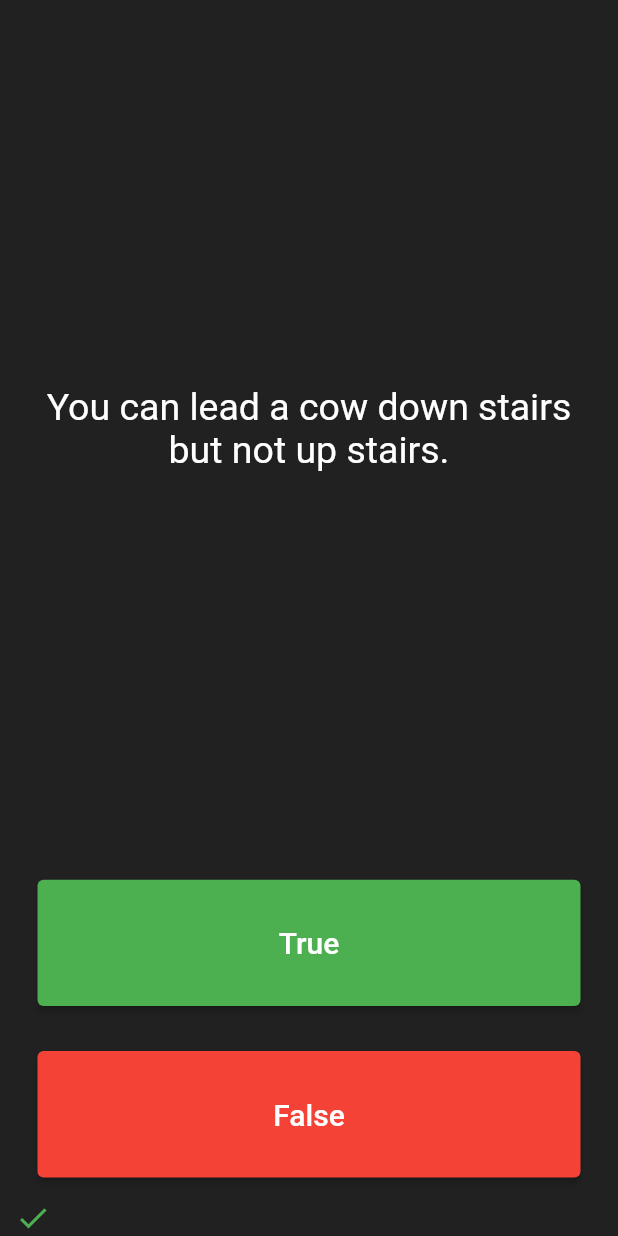
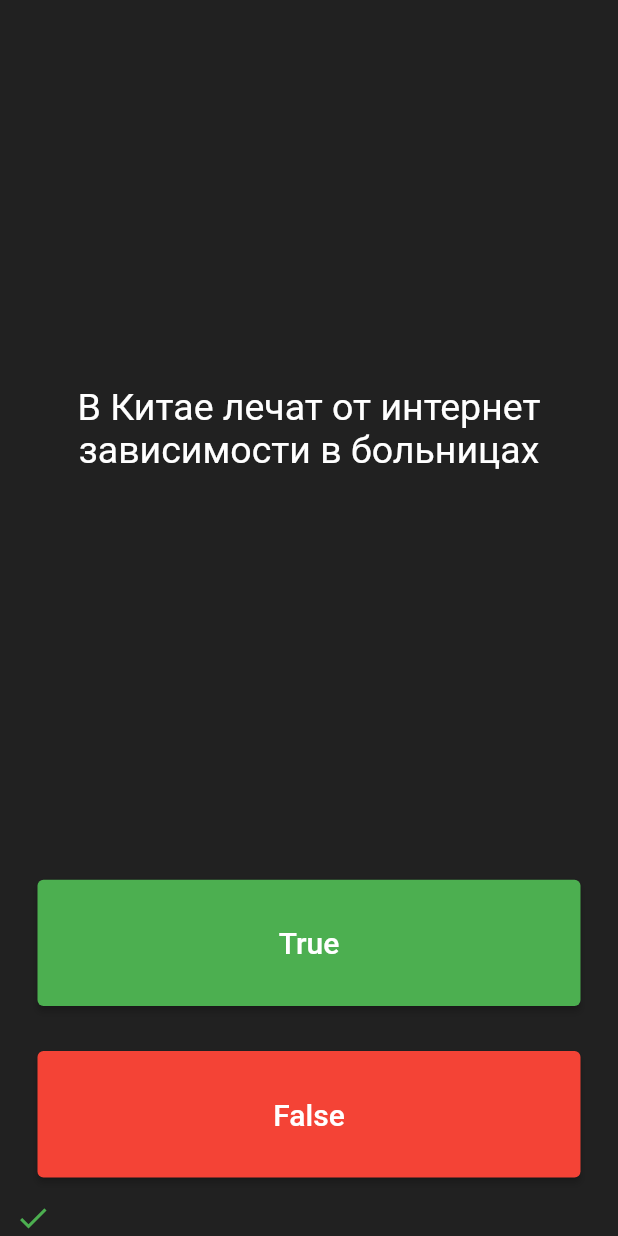
Before and after one commit to fobf/quizler, a Flutter app: the screen it shows after launch, after a tap on "True", on a phone screen of 412 x 824 dp. Run offline on Flutter 3.47's test engine with Material 2 defaults, Android fonts, the phone set to English and light mode, and no system bars; our stand-ins replace rflutter_alert.

Commit message:
translate to russian and show results

```diff
--- a/lib/main.dart
+++ b/lib/main.dart
@@ -43,17 +43,17 @@ class _QuizPageState extends State<QuizPage> {
       if (quizBrain.isFinished()) {
         Alert(
           context: context,
-          title: "Finished!",
+          title: "Конец!",
           content: Column(
             children: <Widget>[
               Text(
-                  'You have $rightAnswer right answers and $wrongAnswer wrong answers.'),
+                  "У вас $rightAnswer правильных ответов и $wrongAnswer неправильных ответов."),
             ],
           ),
           buttons: [
             DialogButton(
               child: Text(
-                "Restart",
+                "Еще раз!",
                 style: TextStyle(color: Colors.white, fontSize: 20),
               ),
               onPressed: () => Navigator.pop(context),
--- a/lib/quiz_brain.dart
+++ b/lib/quiz_brain.dart
@@ -2,37 +2,33 @@ import 'question.dart';
 import 'dart:core';
 
 class QuizBrain {
-  //initialise correct and incorrect answers
   int _questionNumber = 0;
-  // int rightAnswer = 0;
-  // int wrongAnswer = 0;
 
   List<Question> _questionBank = [
-    Question('Some cats are actually allergic to humans', true),
-    Question('You can lead a cow down stairs but not up stairs.', false),
-    Question('Approximately one quarter of human bones are in the feet.', true),
-    Question('A slug\'s blood is green.', true),
-    Question('Buzz Aldrin\'s mother\'s maiden name was \"Moon\".', true),
-    Question('It is illegal to pee in the Ocean in Portugal.', true),
     Question(
-        'No piece of square dry paper can be folded in half more than 7 times.',
+        'В Китае есть специальные дорожки для пользователей мобильных телефонов',
+        true),
+    Question('В Китае лечат от интернет зависимости в больницах', false),
+    Question('Китай самая курящая страна в мире', true),
+    Question(
+        'Смертная казнь применяется в Китае больше, чем в любой другой стране мира ',
+        true),
+    Question('Китай мировой лидер по загрязнению воздуха', true),
+    Question(
+        'Многие дети в Китае содержат тараканов в качестве домашних питомцев',
         false),
+    Question('Все китайцы умеют хорошо петь', false),
     Question(
-        'In London, UK, if you happen to die in the House of Parliament, you are technically entitled to a state funeral, because the building is considered too sacred a place.',
+        'В Китае одновренменно действует левосторонее и правосторонее движение',
         true),
-    Question(
-        'The loudest sound produced by any animal is 188 decibels. That animal is the African Elephant.',
-        false),
-    Question(
-        'The total surface area of two human lungs is approximately 70 square metres.',
-        true),
-    Question('Google was originally called \"Backrub\".', true),
-    Question(
-        'Chocolate affects a dog\'s heart and nervous system; a few ounces are enough to kill a small dog.',
-        true),
-    Question(
-        'In West Virginia, USA, if you accidentally hit an animal with your car, you are free to take it home to eat.',
-        true),
+    Question('Рестораны Китая никогда не закрываются', false),
+    Question('Китайцы почти не пьют молоко и не едят творог', true),
+    Question('Китай не продает панд, а сдает в аренду', true),
+    Question('Цвет траура в Китае не черный, а белый', true),
+    Question('Несчастливое число в Китае -4, а счастливое 8', true),
+    Question('70% китайцев  безграмотные', false),
+    Question('50% китайцев  никогда не берут отпуск', true),
+    Question('30млн китайцев живут в пещерных домах', true),
   ];
 
   void nextQuestion() {
```
Also changed, not shown: 9 other files.
